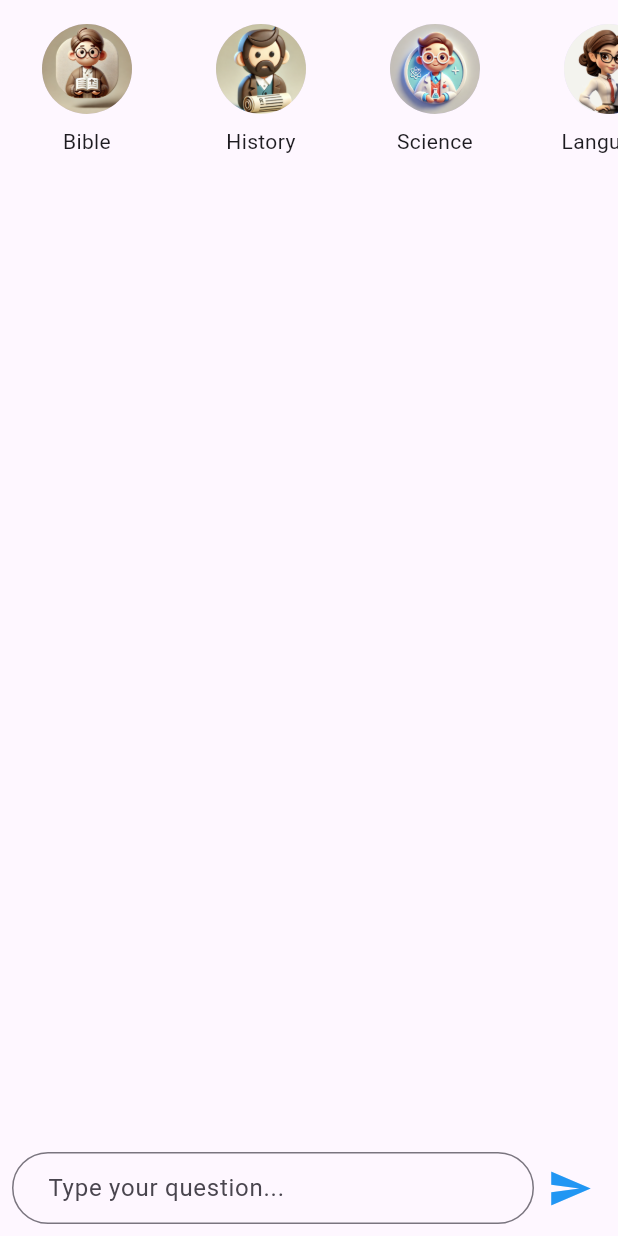
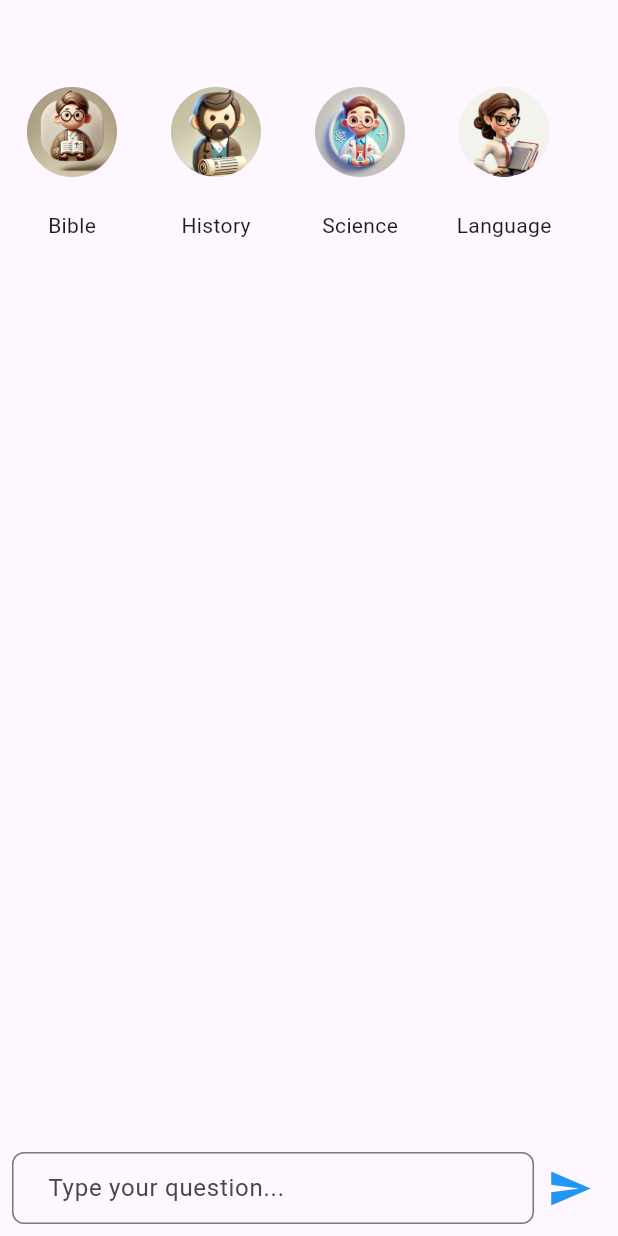
Before and after one commit to aeropriest/maxiebot, a Flutter app: the screen it shows after launch, on a phone screen of 412 x 824 dp. Run offline on Flutter 3.47's test engine with Material 3 defaults, Android fonts, the phone set to English and light mode, and no system bars; our stand-ins replace flutter_dotenv, flutter_gemini; missing offline and left inert: dart_openai.

Commit message:
* Added the desired resolution

```diff
--- a/lib/main.dart
+++ b/lib/main.dart
@@ -48,22 +48,26 @@ class _MyHomePageState extends State<MyHomePage> {
     {
       'image': 'assets/images/bible.png',
       'label': 'Bible',
-      'prompt': 'Answer as a biblical scholar'
+      'prompt':
+          'Answer as a biblical scholar in 4-5 small sentences in simple english for 4-8 years old'
     },
     {
       'image': 'assets/images/history.png',
       'label': 'History',
-      'prompt': 'Respond from a historical perspective'
+      'prompt':
+          'Respond from a historical perspective in 4-5 small sentences in simple english for 4-8 years old'
     },
     {
       'image': 'assets/images/science.png',
       'label': 'Science',
-      'prompt': 'Provide scientifically accurate answers'
+      'prompt':
+          'Provide scientifically accurate answers in 4-5 small sentences in simple english for 4-8 years old'
     },
     {
       'image': 'assets/images/language.png',
       'label': 'Language',
-      'prompt': 'Focus on linguistic analysis'
+      'prompt':
+          'Focus on linguistic analysis in 4-5 small sentences in simple english for 4-8 years old'
     },
   ];
 
@@ -117,8 +121,10 @@ class _MyHomePageState extends State<MyHomePage> {
     return Scaffold(
       body: Column(
         children: [
+          // Adding SizedBox for extra space
+          const SizedBox(height: 40),
           SizedBox(
-            height: 120, // Increased height to accommodate labels
+            height: 125, // Increased height to accommodate labels
             child: ListView.builder(
               scrollDirection: Axis.horizontal,
               itemCount: personas.length,
@@ -126,31 +132,28 @@ class _MyHomePageState extends State<MyHomePage> {
                 final persona = personas[index];
                 return GestureDetector(
                   onTap: () => setState(() => _selectedIndex = index),
-                  child: Container(
-                    width: 100, // Added width for better spacing
-                    margin: const EdgeInsets.all(8),
+                  child: Column(
+                    children: [
+                      Container(
+                        padding: const EdgeInsets.all(2),
                         decoration: BoxDecoration(
+                          shape: BoxShape.circle,
                           border: _selectedIndex == index
                               ? Border.all(color: Colors.blue, width: 2)
                               : null,
-                      borderRadius: BorderRadius.circular(12),
                         ),
-                    child: Column(
-                      mainAxisAlignment:
-                          MainAxisAlignment.center, // Center content vertically
-                      children: [
-                        CircleAvatar(
+                        child: CircleAvatar(
                           backgroundImage: AssetImage(persona['image']!),
                           radius: 30,
                         ),
-                        const SizedBox(
-                            height: 8), // Added spacing between image and text
+                        margin: const EdgeInsets.all(16),
+                      ),
+                      const SizedBox(height: 4),
                       Text(
                         persona['label']!,
                         textAlign: TextAlign.center,
                       ),
                     ],
-                    ),
                   ),
                 );
               },
@@ -176,8 +179,12 @@ class _MyHomePageState extends State<MyHomePage> {
                     leading: isUserMessage
                         ? const Icon(Icons.question_answer, color: Colors.blue)
                         : const Icon(Icons.send, color: Colors.green),
-                    title: Text(
+                    title: Padding(
+                      padding: const EdgeInsets.symmetric(horizontal: 10.0),
+                      child: Text(
                         message.text,
+                        style: const TextStyle(fontSize: 14),
+                      ),
                     ),
                   ),
                 );
@@ -194,7 +201,7 @@ class _MyHomePageState extends State<MyHomePage> {
                     decoration: InputDecoration(
                       hintText: 'Type your question...',
                       border: OutlineInputBorder(
-                        borderRadius: BorderRadius.circular(30.0),
+                        borderRadius: BorderRadius.circular(8.0),
                       ),
                       contentPadding: const EdgeInsets.symmetric(
                         vertical: 10.0,
```
Lines whose indentation alone changed are shown as unchanged.
